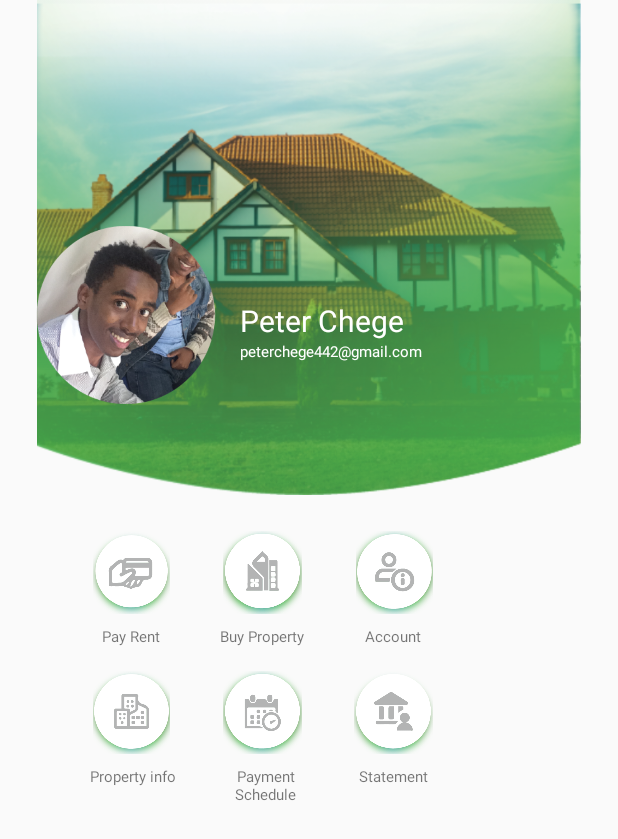
After one commit to peterchege/LoginRegister, an Android app: the layout activity_profile.xml on its own in the app's theme, with its tools: preview values and no code run, on a phone screen of 412 x 824 dp. The commit adds this screen. Shown: the top 839 px of the screen. Run offline under Robolectric (Android 15) with nearby library versions, the phone set to English and light mode, and no system bars.

Commit message:
Profile activity replica of main without bottom nav

```diff
--- a/app/src/main/AndroidManifest.xml
+++ b/app/src/main/AndroidManifest.xml
@@ -12,7 +12,8 @@
         android:supportsRtl="true"
         android:theme="@style/AppTheme"
         android:usesCleartextTraffic="true">
-        <activity android:name=".PaydatesActivity"></activity>
+        <activity android:name=".Activities.ProfileActivity"></activity>
+        <activity android:name=".PaydatesActivity" />
         <activity android:name=".Activities.RegisterActivity" />
         <activity android:name=".Activities.PaymentScheduleActivity" />
         <activity android:name=".Activities.PayRentActivity" />
--- a/app/src/main/java/com/example/herihomes/api/Api.java
+++ b/app/src/main/java/com/example/herihomes/api/Api.java
@@ -2,6 +2,7 @@ package com.example.herihomes.api;
 
 import com.example.herihomes.DefaultResponse;
 import com.example.herihomes.models.LoginResponse;
+import com.example.herihomes.models.UserResponse;
 
 import okhttp3.ResponseBody;
 import retrofit2.Call;
@@ -29,5 +30,5 @@ public interface Api {
     );
 
     @GET("allusers")
-    call<>
+    Call<UserResponse> getUsers();
 }
--- /dev/null
+++ b/app/src/main/res/layout/activity_profile.xml
@@ -0,0 +1,203 @@
+<?xml version="1.0" encoding="utf-8"?>
+<android.support.constraint.ConstraintLayout xmlns:android="http://schemas.android.com/apk/res/android"
+    xmlns:app="http://schemas.android.com/apk/res-auto"
+    xmlns:tools="http://schemas.android.com/tools"
+    android:layout_width="match_parent"
+    android:layout_height="match_parent"
+    tools:context=".Activities.ProfileActivity">
+
+    <ImageView
+        android:id="@+id/iv_pay_schedule"
+        android:layout_width="55dp"
+        android:layout_height="55dp"
+        android:layout_marginStart="32dp"
+        android:layout_marginLeft="32dp"
+        android:layout_marginTop="16dp"
+        android:src="@drawable/schedule"
+        app:layout_constraintStart_toEndOf="@+id/imageView6"
+        app:layout_constraintTop_toBottomOf="@+id/textView5" />
+
+    <ImageView
+        android:id="@+id/imageView8"
+        android:layout_width="55dp"
+        android:layout_height="55dp"
+        android:layout_marginStart="32dp"
+        android:layout_marginLeft="32dp"
+        android:layout_marginTop="16dp"
+        android:layout_marginEnd="32dp"
+        android:layout_marginRight="32dp"
+        android:src="@drawable/statement"
+        app:layout_constraintEnd_toEndOf="parent"
+        app:layout_constraintHorizontal_bias="0.0"
+        app:layout_constraintStart_toEndOf="@+id/iv_pay_schedule"
+        app:layout_constraintTop_toBottomOf="@+id/textView6" />
+
+    <ImageView
+        android:id="@+id/imageView5"
+        android:layout_width="55dp"
+        android:layout_height="55dp"
+        android:layout_marginStart="32dp"
+        android:layout_marginLeft="32dp"
+        android:layout_marginTop="24dp"
+        android:layout_marginEnd="32dp"
+        android:layout_marginRight="32dp"
+        android:src="@drawable/account"
+        app:layout_constraintEnd_toEndOf="parent"
+        app:layout_constraintHorizontal_bias="0.01"
+        app:layout_constraintStart_toEndOf="@+id/imageView4"
+        app:layout_constraintTop_toBottomOf="@+id/iV_dashboard" />
+
+    <TextView
+        android:id="@+id/textView6"
+        android:layout_width="wrap_content"
+        android:layout_height="wrap_content"
+        android:layout_marginStart="40dp"
+        android:layout_marginLeft="40dp"
+        android:layout_marginTop="8dp"
+        android:text="Account"
+        android:textSize="10sp"
+        app:layout_constraintStart_toEndOf="@+id/textView5"
+        app:layout_constraintTop_toBottomOf="@+id/imageView5" />
+
+    <ImageView
+        android:id="@+id/iV_dashboard"
+        android:layout_width="0dp"
+        android:layout_height="330dp"
+        app:layout_constraintEnd_toEndOf="parent"
+        app:layout_constraintStart_toStartOf="parent"
+        app:layout_constraintTop_toTopOf="parent"
+        app:srcCompat="@drawable/dashboard" />
+
+    <ImageView
+        android:id="@+id/iV_peter"
+        android:layout_width="120dp"
+        android:layout_height="120dp"
+        android:layout_marginStart="24dp"
+        android:layout_marginLeft="24dp"
+        android:layout_marginTop="150dp"
+        app:layout_constraintStart_toStartOf="@+id/iV_dashboard"
+        app:layout_constraintTop_toTopOf="@+id/iV_dashboard"
+        app:srcCompat="@drawable/peter" />
+
+    <TextView
+        android:id="@+id/tv_name"
+        android:layout_width="wrap_content"
+        android:layout_height="wrap_content"
+        android:layout_marginStart="16dp"
+        android:layout_marginLeft="16dp"
+        android:layout_marginTop="200dp"
+        android:text="Peter Chege"
+        android:textAppearance="@style/TextAppearance.AppCompat"
+        android:textColor="#fff"
+        android:textSize="20sp"
+        app:layout_constraintStart_toEndOf="@+id/iV_peter"
+        app:layout_constraintTop_toTopOf="parent" />
+
+    <TextView
+        android:id="@+id/tv_email"
+        android:layout_width="wrap_content"
+        android:layout_height="wrap_content"
+        android:layout_marginStart="16dp"
+        android:layout_marginLeft="16dp"
+        android:text="peterchege442@gmail.com"
+        android:textColor="#fff"
+        android:textSize="10sp"
+        app:layout_constraintStart_toEndOf="@+id/iV_peter"
+        app:layout_constraintTop_toBottomOf="@+id/tv_name" />
+
+    <ImageView
+        android:id="@+id/iv_pay"
+        android:layout_width="55dp"
+        android:layout_height="55dp"
+        android:layout_marginStart="60dp"
+        android:layout_marginLeft="60dp"
+        android:layout_marginTop="24dp"
+        android:src="@drawable/payrent"
+        app:layout_constraintStart_toStartOf="parent"
+        app:layout_constraintTop_toBottomOf="@+id/iV_dashboard" />
+
+    <TextView
+        android:id="@+id/textView3"
+        android:layout_width="wrap_content"
+        android:layout_height="wrap_content"
+        android:layout_marginStart="68dp"
+        android:layout_marginLeft="68dp"
+        android:layout_marginTop="8dp"
+        android:text="Pay Rent"
+        android:textSize="10sp"
+        app:layout_constraintStart_toStartOf="parent"
+        app:layout_constraintTop_toBottomOf="@+id/iv_pay" />
+
+    <ImageView
+        android:id="@+id/imageView4"
+        android:layout_width="55dp"
+        android:layout_height="55dp"
+        android:layout_marginStart="32dp"
+        android:layout_marginLeft="32dp"
+        android:layout_marginTop="24dp"
+        android:src="@drawable/buy"
+        app:layout_constraintStart_toEndOf="@+id/iv_pay"
+        app:layout_constraintTop_toBottomOf="@+id/iV_dashboard" />
+
+    <TextView
+        android:id="@+id/textView5"
+        android:layout_width="wrap_content"
+        android:layout_height="wrap_content"
+        android:layout_marginStart="40dp"
+        android:layout_marginLeft="40dp"
+        android:layout_marginTop="8dp"
+        android:text="Buy Property"
+        android:textSize="10sp"
+        app:layout_constraintStart_toEndOf="@+id/textView3"
+        app:layout_constraintTop_toBottomOf="@+id/imageView4" />
+
+    <ImageView
+        android:id="@+id/imageView6"
+        android:layout_width="55dp"
+        android:layout_height="55dp"
+        android:layout_marginStart="60dp"
+        android:layout_marginLeft="60dp"
+        android:layout_marginTop="16dp"
+        android:src="@drawable/property"
+        app:layout_constraintStart_toStartOf="parent"
+        app:layout_constraintTop_toBottomOf="@+id/textView3" />
+
+    <TextView
+        android:id="@+id/textView7"
+        android:layout_width="wrap_content"
+        android:layout_height="0dp"
+        android:layout_marginStart="60dp"
+        android:layout_marginLeft="60dp"
+        android:layout_marginTop="8dp"
+        android:gravity="center_horizontal"
+        android:text="Property info"
+        android:textSize="10sp"
+        app:layout_constraintStart_toStartOf="parent"
+        app:layout_constraintTop_toBottomOf="@+id/imageView6" />
+
+    <TextView
+        android:id="@+id/textView9"
+        android:layout_width="69dp"
+        android:layout_height="40dp"
+        android:layout_marginStart="24dp"
+        android:layout_marginLeft="24dp"
+        android:layout_marginTop="8dp"
+        android:gravity="center_horizontal"
+        android:text="Payment Schedule"
+        android:textSize="10sp"
+        app:layout_constraintStart_toEndOf="@+id/textView7"
+        app:layout_constraintTop_toBottomOf="@+id/iv_pay_schedule" />
+
+    <TextView
+        android:id="@+id/textView10"
+        android:layout_width="wrap_content"
+        android:layout_height="19dp"
+        android:layout_marginStart="28dp"
+        android:layout_marginLeft="28dp"
+        android:layout_marginTop="8dp"
+        android:text="Statement"
+        android:textSize="10sp"
+        app:layout_constraintStart_toEndOf="@+id/textView9"
+        app:layout_constraintTop_toBottomOf="@+id/imageView8" />
+
+</android.support.constraint.ConstraintLayout>
```
Also changed, not shown: app/src/main/java/com/example/herihomes/Activities/ProfileActivity.java (added, +73 -0 lines), app/src/main/java/com/example/herihomes/models/UserResponse.java (+18 -0 lines), app/src/main/res/layout/activity_paydates.xml (+7 -157 lines).
